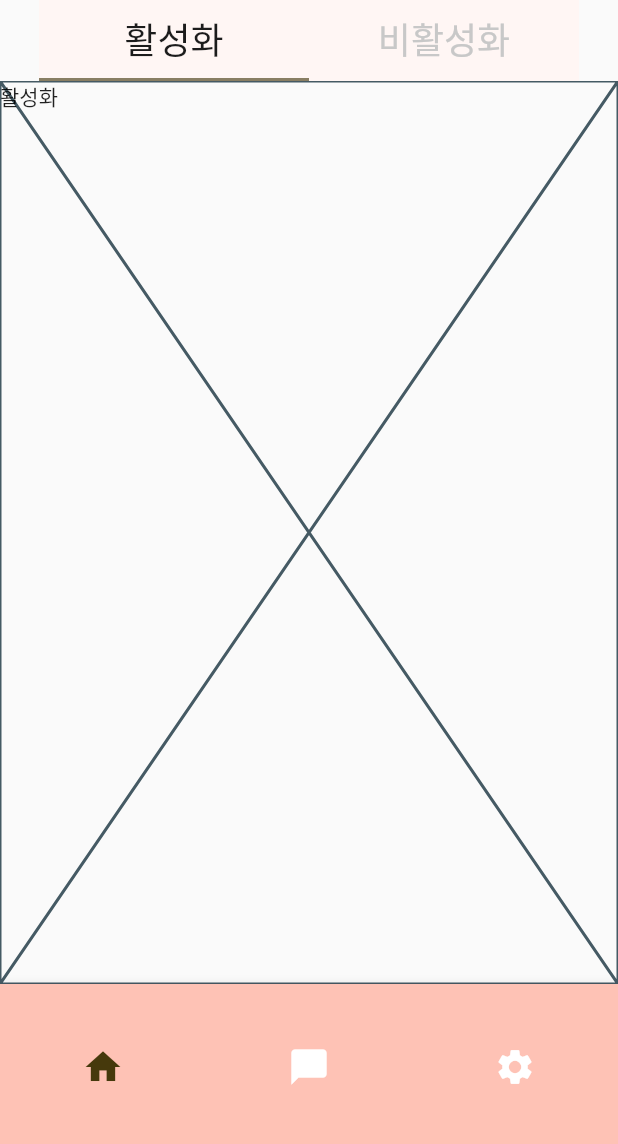
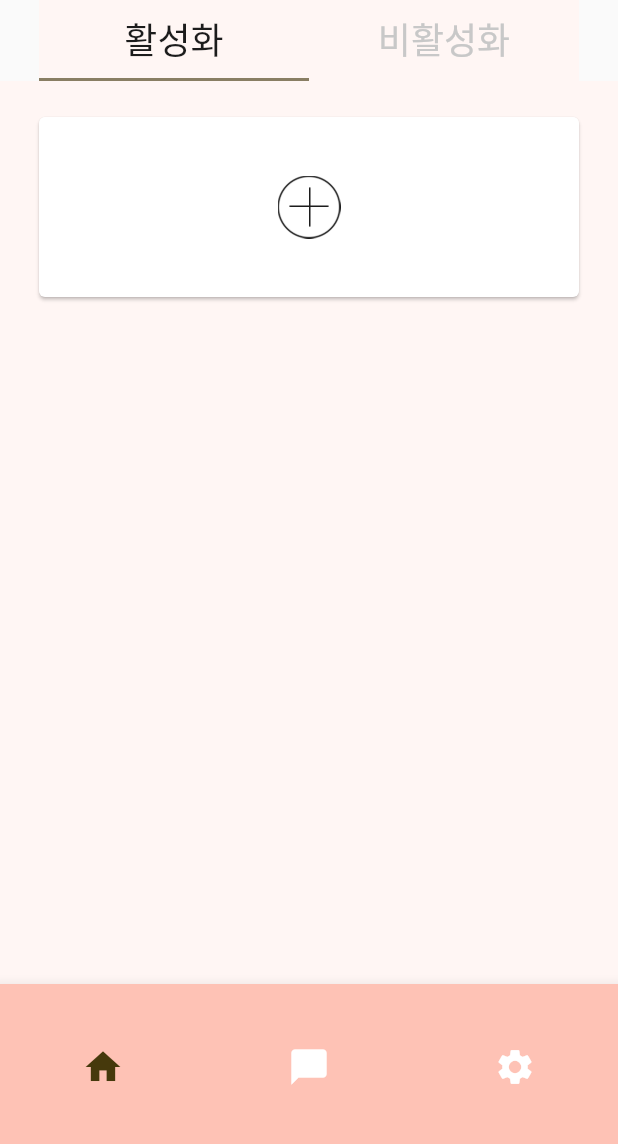
Before and after one commit to TEAM-LINRING/LINRING-FRONT, a Flutter app: the screen it shows after launch, on a phone screen of 412 x 824 dp, the part 84-1228 px from its top. Run offline on Flutter 3.47's test engine with Material 2 defaults, Android fonts, the phone set to English and light mode, and no system bars; Roboto replaces fonts that are missing (Pretendard).

Commit message:
feat: 활성화 태그 Screen UI 구현

```diff
--- a/lib/screens/tag_show_screen.dart
+++ b/lib/screens/tag_show_screen.dart
@@ -100,8 +100,27 @@ class TagActive extends StatelessWidget {
 
   @override
   Widget build(BuildContext context) {
-    return const Placeholder(
-      child: Text("활성화"),
+    return Container(
+      decoration: const BoxDecoration(
+        color: Color(0xfffff6f4),
+      ),
+      child: Column(
+        children: [
+          const SizedBox(height: 20),
+          Card(
+            child: SizedBox(
+              width: 360,
+              height: 120,
+              child: Center(
+                child: Image.asset(
+                  "assets/icons/add_circle.png",
+                  width: 42,
+                ),
+              ),
+            ),
+          )
+        ],
+      ),
     );
   }
 }
```
